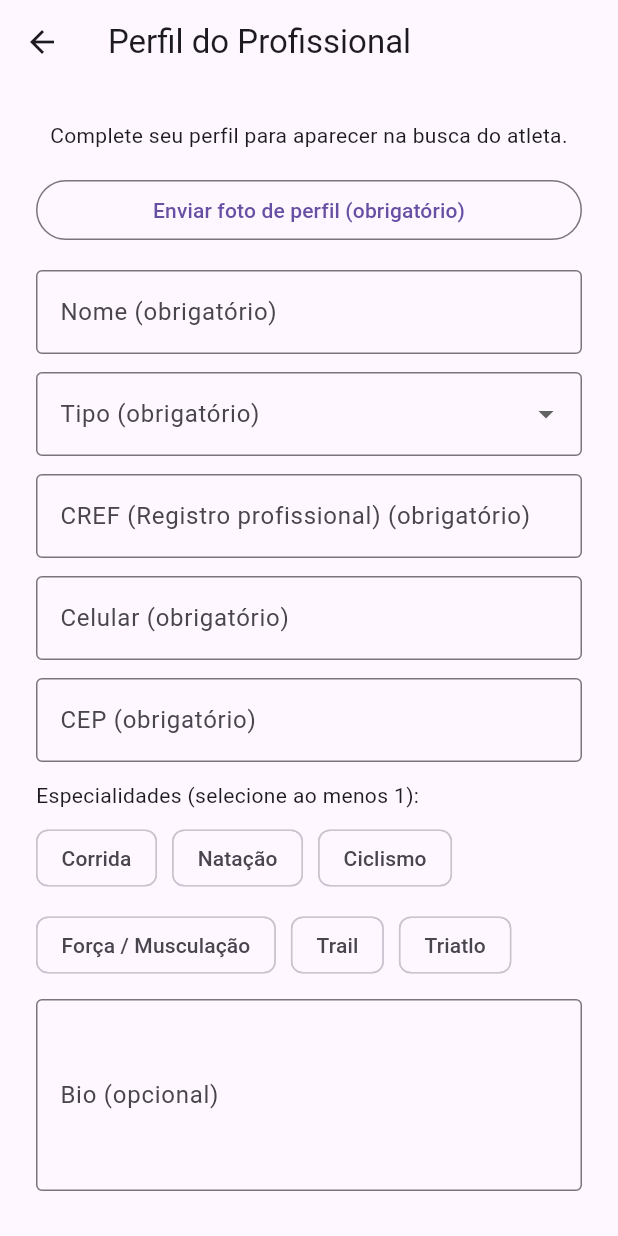
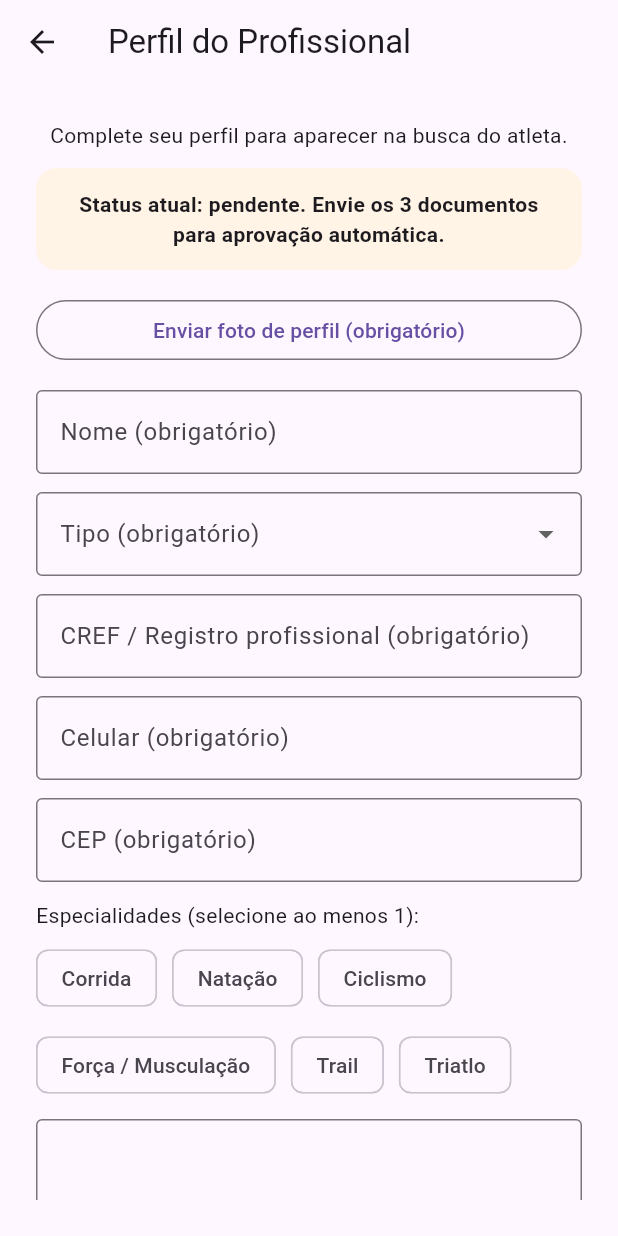
Before and after one commit to triniumsports/trinium_sports, a Flutter app: the ProfessionalProfileFormScreen screen opened directly, on a phone screen of 412 x 824 dp. Run offline on Flutter 3.47's test engine with Material 3 defaults, Android fonts, the phone set to English and light mode, and no system bars; our stand-ins replace file_picker, supabase_flutter; missing offline and left inert: dart:html; accounts and stored records are empty.

Commit message:
Checkpoint seguro do projeto

```diff
--- a/lib/screens/professional_profile_form_screen.dart
+++ b/lib/screens/professional_profile_form_screen.dart
@@ -13,10 +13,12 @@ class ProfessionalProfileFormScreen extends StatefulWidget {
   const ProfessionalProfileFormScreen({super.key});
 
   @override
-  State<ProfessionalProfileFormScreen> createState() => _ProfessionalProfileFormScreenState();
+  State<ProfessionalProfileFormScreen> createState() =>
+      _ProfessionalProfileFormScreenState();
 }
 
-class _ProfessionalProfileFormScreenState extends State<ProfessionalProfileFormScreen> {
+class _ProfessionalProfileFormScreenState
+    extends State<ProfessionalProfileFormScreen> {
   final _client = Supabase.instance.client;
 
   bool _loading = true;
@@ -30,10 +32,12 @@ class _ProfessionalProfileFormScreenState extends State<ProfessionalProfileFormS
   final _bioController = TextEditingController();
   final _regController = TextEditingController();
 
-  String _professionalType = 'coach'; // coach | nutritionist | hybrid
+  String _professionalType = 'coach';
   final Set<String> _specialties = {};
 
   String? _avatarUrl;
+  String _verificationStatus = 'pending';
+  final Set<String> _uploadedDocTypes = {};
 
   static const Map<String, String> specialtyLabels = {
     'run': 'Corrida',
@@ -45,9 +49,16 @@ class _ProfessionalProfileFormScreenState extends State<ProfessionalProfileFormS
   };
 
   String get _regLabel {
-    if (_professionalType == 'nutritionist') return 'CRN (Registro profissional)';
-    return 'CREF (Registro profissional)';
+    if (_professionalType == 'nutritionist') {
+      return 'CRN / Registro profissional';
+    }
+    return 'CREF / Registro profissional';
   }
+
+  bool get _hasAllDocs =>
+      _uploadedDocTypes.contains('identity') &&
+      _uploadedDocTypes.contains('council') &&
+      _uploadedDocTypes.contains('lookup_print');
 
   @override
   void dispose() {
@@ -76,13 +87,17 @@ class _ProfessionalProfileFormScreenState extends State<ProfessionalProfileFormS
     }
 
     try {
-      final profile = await _client.from('profiles')
+      final profile = await _client
+          .from('profiles')
           .select('full_name,email,avatar_url')
           .eq('id', user.id)
           .maybeSingle();
 
-      final coach = await _client.from('coaches')
-          .select('professional_type,cref_number,phone_mobile,address_zip_code,bio,specialties')
+      final coach = await _client
+          .from('coaches')
+          .select(
+            'professional_type,cref_number,license_number,phone_mobile,address_zip_code,bio,specialties,verification_status,verification_documents',
+          )
           .eq('id', user.id)
           .maybeSingle();
 
@@ -91,16 +106,32 @@ class _ProfessionalProfileFormScreenState extends State<ProfessionalProfileFormS
       if (_avatarUrl != null && _avatarUrl!.isEmpty) _avatarUrl = null;
 
       _professionalType = (coach?['professional_type'] ?? 'coach').toString();
-      _regController.text = (coach?['cref_number'] ?? '').toString();
+
+      final cref = (coach?['cref_number'] ?? '').toString().trim();
+      final license = (coach?['license_number'] ?? '').toString().trim();
+      _regController.text = cref.isNotEmpty ? cref : license;
+
       _phoneController.text = (coach?['phone_mobile'] ?? '').toString();
       _zipController.text = (coach?['address_zip_code'] ?? '').toString();
       _bioController.text = (coach?['bio'] ?? '').toString();
+      _verificationStatus =
+          (coach?['verification_status'] ?? 'pending').toString();
 
       final specs = coach?['specialties'];
+      _specialties.clear();
       if (specs is List) {
-        _specialties
-          ..clear()
-          ..addAll(specs.map((e) => e.toString()));
+        _specialties.addAll(specs.map((e) => e.toString()));
+      }
+
+      _uploadedDocTypes.clear();
+      final docs = coach?['verification_documents'];
+      if (docs is List) {
+        for (final d in docs) {
+          if (d is Map && d['type'] != null) {
+            final type = d['type'].toString().trim();
+            if (type.isNotEmpty) _uploadedDocTypes.add(type);
+          }
+        }
       }
     } catch (e) {
       _msg = 'Erro ao carregar dados: $e';
@@ -115,8 +146,11 @@ class _ProfessionalProfileFormScreenState extends State<ProfessionalProfileFormS
     if (_zipController.text.trim().isEmpty) return false;
     if (_regController.text.trim().isEmpty) return false;
     if (_specialties.isEmpty) return false;
-    if (!['coach', 'nutritionist', 'hybrid'].contains(_professionalType)) return false;
-    if (_avatarUrl == null || _avatarUrl!.trim().isEmpty) return false; // foto obrigatória
+    if (!['coach', 'nutritionist', 'hybrid'].contains(_professionalType)) {
+      return false;
+    }
+    if (_avatarUrl == null || _avatarUrl!.trim().isEmpty) return false;
+    if (!_hasAllDocs) return false;
     return true;
   }
 
@@ -141,7 +175,9 @@ class _ProfessionalProfileFormScreenState extends State<ProfessionalProfileFormS
 
       final file = result.files.single;
       final Uint8List? bytes = file.bytes;
-      if (bytes == null || bytes.isEmpty) throw Exception('Falha ao ler arquivo.');
+      if (bytes == null || bytes.isEmpty) {
+        throw Exception('Falha ao ler arquivo.');
+      }
 
       final ext = file.name.split('.').last.toLowerCase();
       final path = '${user.id}/avatar_${DateTime.now().millisecondsSinceEpoch}.$ext';
@@ -154,10 +190,12 @@ class _ProfessionalProfileFormScreenState extends State<ProfessionalProfileFormS
       );
 
       final publicUrl = data['publicUrl'] as String;
-await _client.from('profiles').update({
+
+      await _client.from('profiles').update({
         'avatar_url': publicUrl,
       }).eq('id', user.id);
-setState(() {
+
+      setState(() {
         _avatarUrl = publicUrl;
         _msg = 'Foto de perfil enviada ✅';
       });
@@ -178,8 +216,12 @@ setState(() {
 
     try {
       await VerificationService().pickAndUpload(docType: docType);
+      await _load();
+
       setState(() {
-        _msg = '$label enviado ✅';
+        _msg = _hasAllDocs
+            ? '$label enviado ✅ Documentação completa. Profissional aprovado automaticamente.'
+            : '$label enviado ✅';
       });
     } catch (e) {
       setState(() {
@@ -196,7 +238,8 @@ setState(() {
 
     if (!_isValid()) {
       setState(() {
-        _msg = 'Preencha todos os campos obrigatórios (incluindo foto).';
+        _msg =
+            'Preencha todos os campos obrigatórios, envie a foto e os 3 documentos.';
       });
       return;
     }
@@ -211,16 +254,25 @@ setState(() {
         'full_name': _nameController.text.trim(),
       }).eq('id', user.id);
 
-      await _client.from('coaches').update({
+      final updateCoach = <String, dynamic>{
         'professional_type': _professionalType,
-        'cref_number': _regController.text.trim(),
         'phone_mobile': _phoneController.text.trim(),
         'address_zip_code': _zipController.text.trim(),
         'bio': _bioController.text.trim(),
         'specialties': _specialties.toList(),
-      }).eq('id', user.id);
+        'verification_status': 'approved',
+      };
 
-      // evita tela branca: volta para o router (recarrega lógica)
+      if (_professionalType == 'nutritionist') {
+        updateCoach['license_number'] = _regController.text.trim();
+        updateCoach['cref_number'] = null;
+      } else {
+        updateCoach['cref_number'] = _regController.text.trim();
+        updateCoach['license_number'] = _regController.text.trim();
+      }
+
+      await _client.from('coaches').update(updateCoach).eq('id', user.id);
+
       if (!mounted) return;
       Navigator.of(context).pushAndRemoveUntil(
         MaterialPageRoute(builder: (_) => const HomeRouterScreen()),
@@ -235,10 +287,45 @@ setState(() {
     }
   }
 
+  Widget _docStatusTile({
+    required String title,
+    required String type,
+  }) {
+    final ok = _uploadedDocTypes.contains(type);
+
+    return Container(
+      padding: const EdgeInsets.all(12),
+      decoration: BoxDecoration(
+        borderRadius: BorderRadius.circular(14),
+        color: ok ? const Color(0xFFEAF8EE) : const Color(0xFFFFF4E5),
+        border: Border.all(
+          color: ok ? const Color(0xFF4CAF50) : const Color(0xFFFFB74D),
+        ),
+      ),
+      child: Row(
+        children: [
+          Icon(
+            ok ? Icons.check_circle : Icons.pending,
+            color: ok ? const Color(0xFF2E7D32) : const Color(0xFFEF6C00),
+          ),
+          const SizedBox(width: 10),
+          Expanded(
+            child: Text(
+              ok ? '$title enviado' : '$title pendente',
+              style: const TextStyle(fontWeight: FontWeight.w600),
+            ),
+          ),
+        ],
+      ),
+    );
+  }
+
   @override
   Widget build(BuildContext context) {
     if (_loading) {
-      return const Scaffold(body: Center(child: CircularProgressIndicator()));
+      return const Scaffold(
+        body: Center(child: CircularProgressIndicator()),
+      );
     }
 
     return Scaffold(
@@ -254,16 +341,38 @@ setState(() {
                   'Complete seu perfil para aparecer na busca do atleta.',
                   textAlign: TextAlign.center,
                 ),
+                const SizedBox(height: 12),
+
+                Container(
+                  padding: const EdgeInsets.all(14),
+                  decoration: BoxDecoration(
+                    borderRadius: BorderRadius.circular(14),
+                    color: _verificationStatus == 'approved'
+                        ? const Color(0xFFEAF8EE)
+                        : const Color(0xFFFFF4E5),
+                  ),
+                  child: Text(
+                    _verificationStatus == 'approved'
+                        ? 'Status atual: aprovado automaticamente ✅'
+                        : 'Status atual: pendente. Envie os 3 documentos para aprovação automática.',
+                    textAlign: TextAlign.center,
+                    style: const TextStyle(fontWeight: FontWeight.w600),
+                  ),
+                ),
+
                 const SizedBox(height: 16),
 
-                // FOTO
                 OutlinedButton(
                   onPressed: _uploading ? null : _uploadAvatar,
-                  child: Text(_uploading ? 'Enviando...' : 'Enviar foto de perfil (obrigatório)'),
+                  child: Text(
+                    _uploading
+                        ? 'Enviando...'
+                        : 'Enviar foto de perfil (obrigatório)',
+                  ),
                 ),
                 if (_avatarUrl != null) ...[
                   const SizedBox(height: 8),
-                  Text('Foto OK ✅', textAlign: TextAlign.center),
+                  const Text('Foto OK ✅', textAlign: TextAlign.center),
                 ],
 
                 const SizedBox(height: 16),
@@ -285,10 +394,15 @@ setState(() {
                   ),
                   items: const [
                     DropdownMenuItem(value: 'coach', child: Text('Treinador')),
-                    DropdownMenuItem(value: 'nutritionist', child: Text('Nutricionista')),
+                    DropdownMenuItem(
+                      value: 'nutritionist',
+                      child: Text('Nutricionista'),
+                    ),
                     DropdownMenuItem(value: 'hybrid', child: Text('Híbrido')),
                   ],
-                  onChanged: (v) => setState(() => _professionalType = v ?? 'coach'),
+                  onChanged: (v) {
+                    setState(() => _professionalType = v ?? 'coach');
+                  },
                 ),
                 const SizedBox(height: 12),
 
@@ -355,28 +469,57 @@ setState(() {
                 const SizedBox(height: 18),
                 const Divider(),
                 const SizedBox(height: 12),
-                const Text('Documentos (obrigatório enviar os 3):'),
-                const SizedBox(height: 8),
+                const Text(
+                  'Documentos obrigatórios para aprovação automática:',
+                ),
+                const SizedBox(height: 12),
 
-                FilledButton(
-                  onPressed: _uploading ? null : () => _uploadDoc('identity', 'RG/CNH'),
-                  child: const Text('Enviar RG/CNH (foto ou PDF)'),
+                _docStatusTile(
+                  title: 'RG/CNH',
+                  type: 'identity',
                 ),
                 const SizedBox(height: 10),
                 FilledButton(
-                  onPressed: _uploading ? null : () => _uploadDoc('council', 'Documento do Conselho'),
-                  child: const Text('Enviar documento do Conselho (CREF/CRN)'),
+                  onPressed: _uploading
+                      ? null
+                      : () => _uploadDoc('identity', 'RG/CNH'),
+                  child: const Text('Enviar RG/CNH (foto ou PDF)'),
+                ),
+
+                const SizedBox(height: 14),
+                _docStatusTile(
+                  title: 'Documento do conselho',
+                  type: 'council',
                 ),
                 const SizedBox(height: 10),
                 FilledButton(
-                  onPressed: _uploading ? null : () => _uploadDoc('lookup_print', 'Print consulta pública'),
-                  child: const Text('Enviar print da consulta pública (ATIVO/BACHAREL)'),
+                  onPressed: _uploading
+                      ? null
+                      : () => _uploadDoc('council', 'Documento do Conselho'),
+                  child: const Text('Enviar documento do Conselho (CREF/CRN)'),
+                ),
+
+                const SizedBox(height: 14),
+                _docStatusTile(
+                  title: 'Print consulta pública',
+                  type: 'lookup_print',
+                ),
+                const SizedBox(height: 10),
+                FilledButton(
+                  onPressed: _uploading
+                      ? null
+                      : () => _uploadDoc('lookup_print', 'Print consulta pública'),
+                  child: const Text(
+                    'Enviar print da consulta pública (ATIVO/BACHAREL)',
+                  ),
                 ),
 
                 const SizedBox(height: 18),
                 FilledButton(
                   onPressed: _saving ? null : _save,
-                  child: Text(_saving ? 'Salvando...' : 'Salvar e continuar'),
+                  child: Text(
+                    _saving ? 'Salvando...' : 'Salvar e continuar',
+                  ),
                 ),
 
                 if (_msg != null) ...[
```
Also changed, not shown: lib/services/verification_service.dart (+2 -11 lines).
